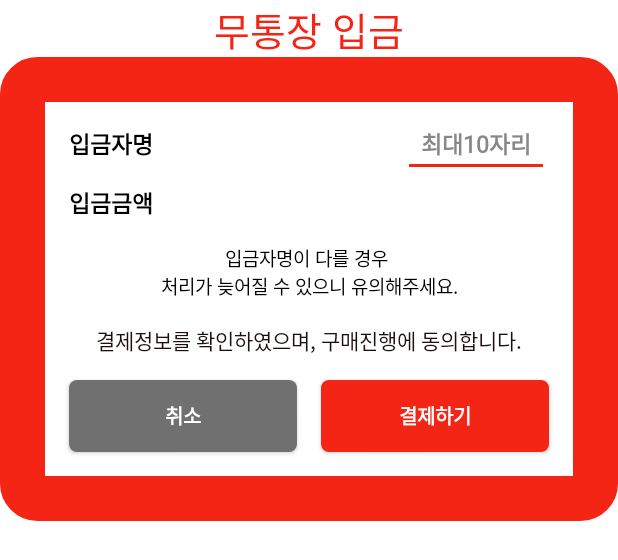
After one commit to beomjongkim/honeyApp, an Android app: the layout layout_popup_register_payment.xml on its own in the app's theme, with its tools: preview values and no code run, on a phone screen of 412 x 824 dp. The commit adds this screen. Shown: the top 560 px of the screen. Run offline under Robolectric (Android 15) with nearby library versions, the phone set to English and light mode, and no system bars; network calls fail.

Commit message:
0612 작업

```diff
--- /dev/null
+++ b/app/src/main/java/com/dmonster/darling/honey/dialog/RegisterPaymentPopup.kt
@@ -0,0 +1,70 @@
+package com.dmonster.darling.honey.customview
+
+import android.app.Dialog
+import android.content.Context
+import android.content.DialogInterface
+import android.graphics.Color
+import android.graphics.drawable.ColorDrawable
+import android.view.*
+import androidx.constraintlayout.widget.ConstraintLayout
+import androidx.databinding.DataBindingUtil
+import androidx.databinding.ViewDataBinding
+import androidx.fragment.app.FragmentActivity
+import androidx.lifecycle.LifecycleOwner
+import com.dmonster.darling.honey.BR
+import com.dmonster.darling.honey.R
+import com.dmonster.darling.honey.common.viewmodel.PopupVM
+
+class RegisterPaymentPopup : Dialog {
+    constructor(
+        context: Context, price: Int, lifecycleOwner: LifecycleOwner? = null
+    ) : super(context) {
+        mLifecycleOwner = lifecycleOwner
+        popupVM = RegisterPaymentPopup(context,price)
+        init()
+    }
+    var mLifecycleOwner: LifecycleOwner? = null
+    var popupVM: RegisterPaymentPopup
+
+    fun init() {
+        requestWindowFeature(Window.FEATURE_NO_TITLE)
+        window.setBackgroundDrawable(ColorDrawable(Color.TRANSPARENT))
+        var layoutId = R.layout.layout_popup_register_payment
+
+        val binding = DataBindingUtil.inflate<ViewDataBinding>(
+            LayoutInflater.from(context),
+            layoutId,
+            null,
+            false
+        )
+        binding.setVariable(BR.registerPaymentVM, popupVM)
+
+        if (mLifecycleOwner != null) {
+            binding.lifecycleOwner = mLifecycleOwner
+        }
+
+        super.addContentView(
+            binding.root,
+            ConstraintLayout.LayoutParams(
+                ConstraintLayout.LayoutParams.MATCH_PARENT,
+                ConstraintLayout.LayoutParams.MATCH_PARENT
+            )
+        )
+
+        val lp = WindowManager.LayoutParams()
+        this.window.let { it1 ->
+            lp.copyFrom(it1.attributes)
+            lp.width = (context.resources.displayMetrics.widthPixels * 0.78f).toInt()
+            lp.height = ConstraintLayout.LayoutParams.WRAP_CONTENT
+            lp.gravity = Gravity.CENTER
+            it1.attributes = lp
+        }
+    }
+
+
+    override fun onBackPressed() {
+        super.onBackPressed()
+        hide()
+    }
+
+}
--- a/app/src/main/java/com/dmonster/darling/honey/item/view/ItemFragment.kt
+++ b/app/src/main/java/com/dmonster/darling/honey/item/view/ItemFragment.kt
@@ -44,7 +44,7 @@ class ItemFragment : Fragment() {
     ): View? {
         // Inflate the layout for this fragment
         binding = DataBindingUtil.inflate(inflater ,R.layout.fragment_item, container, false)
-        binding.itemViewModel = ItemViewModel(context?.let { Utility.instance.getPref(it, AppKeyValue.instance.savePrefID) },lifecycle,CustomAdapter(R.layout.layout_item_log,this) )
+        binding.itemViewModel = ItemViewModel(context?.let { Utility.instance.getPref(it, AppKeyValue.instance.savePrefID) },lifecycle,this,CustomAdapter(R.layout.layout_item_log,this) )
         binding.lifecycleOwner = this
         return binding.root
     }
--- a/app/src/main/java/com/dmonster/darling/honey/item/viewmodel/ItemViewModel.kt
+++ b/app/src/main/java/com/dmonster/darling/honey/item/viewmodel/ItemViewModel.kt
@@ -1,11 +1,14 @@
 package com.dmonster.darling.honey.item.viewmodel
 
 import android.util.Log
+import android.view.View
 import androidx.lifecycle.*
 import com.dmonster.darling.honey.BR
 import com.dmonster.darling.honey.R
 import com.dmonster.darling.honey.custom_recyclerview.model.RecyclerItemData
 import com.dmonster.darling.honey.custom_recyclerview.view.CustomAdapter
+import com.dmonster.darling.honey.customview.CustomPopup
+import com.dmonster.darling.honey.customview.RegisterPaymentPopup
 import com.dmonster.darling.honey.item.data.CheckFreePassData
 import com.dmonster.darling.honey.item.data.ItemLogData
 import com.dmonster.darling.honey.item.model.ItemModel
@@ -16,20 +19,14 @@ import com.dmonster.darling.honey.util.retrofit.ResultListItem
 import io.reactivex.observers.DisposableObserver
 import kotlinx.android.synthetic.main.fragment_item.view.*
 
-class ItemViewModel(var id: String?,var lifecycle: Lifecycle, var adapter: CustomAdapter) : ViewModel() , LifecycleObserver {
+class ItemViewModel(var id: String?,var lifecycle: Lifecycle, var lifecycleOwner: LifecycleOwner, var adapter: CustomAdapter) : ViewModel() , LifecycleObserver {
     var model : ItemModel
     var toggle = MutableLiveData<Boolean>().also {
         it.value = false
     }
     var user_nick = Utility.instance.UserData().getUserNick()
 
-    var text_available = MutableLiveData<String>().also{
-        if(user_nick.isNullOrBlank()){
-            it.value = "회원님은 현재 이용권 사용"
-        }else{
-            it.value = user_nick+"님은 현재 이용권 사용"
-        }
-    }
+    var text_available = MutableLiveData<String>()
 
     var text_notice = MutableLiveData<String>().also{
             it.value = "회원님의 이용권 구매내역"
@@ -57,6 +54,11 @@ class ItemViewModel(var id: String?,var lifecycle: Lifecycle, var adapter: Custo
 
     private fun checkPass(){
         isProgressing.value = true
+        if(user_nick.isNullOrBlank()){
+            text_available.value = "회원님은 현재 이용권 사용"
+        }else{
+            text_available.value = user_nick+"님은 현재 이용권 사용"
+        }
         val subscriber = object: DisposableObserver<ResultItem<CheckFreePassData>>() {
             override fun onComplete() {
                 isProgressing.value = false
@@ -113,7 +115,12 @@ class ItemViewModel(var id: String?,var lifecycle: Lifecycle, var adapter: Custo
         model.get_log_item(id,subscriber)
     }
 
-    fun onClickBuyMonth(){
+    fun onClickBuyMonth(v: View){
+        val registerPaymentPopup = RegisterPaymentPopup(v.context, 5000,lifecycleOwner )
+        registerPaymentPopup.show()
+    }
+
+    fun onClickBuyHour(){
 
     }
 
--- /dev/null
+++ b/app/src/main/java/com/dmonster/darling/honey/item/viewmodel/RegisterPaymentPopupVM.kt
@@ -0,0 +1,12 @@
+package com.dmonster.darling.honey.item.viewmodel
+
+import androidx.lifecycle.MutableLiveData
+import androidx.lifecycle.ViewModel
+
+class RegisterPaymentPopupVM(var price : Int)  : ViewModel() {
+
+    var name = MutableLiveData<String>().also {
+        it.value = ""
+    }
+
+}
--- a/app/src/main/res/layout/fragment_item.xml
+++ b/app/src/main/res/layout/fragment_item.xml
@@ -96,7 +96,7 @@
             android:layout_width="0dp"
             android:layout_height="wrap_content"
             android:background="@drawable/bg_pink_purple"
-            android:onClick="@{()->itemViewModel.onClickBuyMonth()}"
+            android:onClick="@{(v)->itemViewModel.onClickBuyMonth(v)}"
             android:padding="5dp"
             android:text="@string/market_item_month"
             android:textColor="@color/color_white"
@@ -133,10 +133,10 @@
             android:text="@string/market_content"
             android:textSize="@dimen/text_large"
             android:visibility="@{itemViewModel.toggle ? View.GONE : View.VISIBLE}"
-            app:layout_constraintBottom_toTopOf="@+id/gl_frag_item"
+            app:layout_constraintBottom_toTopOf="@+id/tv_frag_market_using"
             app:layout_constraintEnd_toEndOf="parent"
             app:layout_constraintStart_toStartOf="parent"
-            app:layout_constraintTop_toTopOf="@+id/gl_frag_item"
+            app:layout_constraintTop_toBottomOf="@id/btn_freepass_month"
             tools:ignore="SpUsage" />
 
 
--- /dev/null
+++ b/app/src/main/res/layout/layout_popup_register_payment.xml
@@ -0,0 +1,184 @@
+<?xml version="1.0" encoding="utf-8"?>
+<layout xmlns:android="http://schemas.android.com/apk/res/android"
+    xmlns:app="http://schemas.android.com/apk/res-auto"
+    xmlns:tools="http://schemas.android.com/tools">
+
+    <data>
+
+        <import type="android.view.View" />
+
+
+        <variable
+            name="registerPaymentVM"
+            type="com.dmonster.darling.honey.item.viewmodel.RegisterPaymentPopupVM" />
+    </data>
+
+    <LinearLayout
+        android:layout_width="match_parent"
+        android:layout_height="wrap_content"
+        android:gravity="center"
+        android:orientation="vertical">
+
+
+        <TextView
+            android:id="@+id/tv_popup_register_payment_name"
+            style="@style/baseTextViewTitleStyle"
+            android:layout_width="match_parent"
+            android:layout_height="@dimen/text_much_large"
+            android:gravity="center"
+            android:singleLine="true"
+            android:text="무통장 입금"
+            android:textColor="@color/accent"
+            app:autoSizeTextType="uniform" />
+
+        <androidx.constraintlayout.widget.ConstraintLayout
+            android:layout_width="match_parent"
+            android:layout_height="wrap_content"
+            android:background="@drawable/bg_border_accent_popup"
+            android:padding="30dp">
+
+            <Button
+                android:id="@+id/btn_popup_register_payment_cancel"
+                style="@style/baseTextViewStyle"
+                android:layout_width="0dp"
+                android:layout_height="wrap_content"
+                android:layout_marginStart="16dp"
+                android:layout_marginLeft="16dp"
+                android:layout_marginBottom="16dp"
+                android:background="@drawable/bg_round_gray"
+                android:backgroundTint="@color/warm_grey"
+                android:gravity="center"
+                android:text="취소"
+                android:textColor="@color/color_white"
+                android:textSize="@dimen/text_large"
+                android:textStyle="bold"
+                app:layout_constraintBottom_toBottomOf="parent"
+                app:layout_constraintEnd_toStartOf="@+id/btn_popup_register_payment_confirm"
+                app:layout_constraintHorizontal_bias="0.5"
+                app:layout_constraintHorizontal_weight="1"
+                app:layout_constraintStart_toStartOf="parent"
+                tools:ignore="SpUsage" />
+
+            <Button
+                android:id="@+id/btn_popup_register_payment_confirm"
+                style="@style/baseTextViewStyle"
+                android:layout_width="0dp"
+                android:layout_height="wrap_content"
+                android:layout_marginStart="16dp"
+                android:layout_marginLeft="16dp"
+                android:layout_marginEnd="16dp"
+                android:layout_marginRight="16dp"
+                android:layout_marginBottom="16dp"
+                android:background="@drawable/bg_round_gray"
+                android:backgroundTint="@color/accent"
+                android:gravity="center"
+                android:text="결제하기"
+                android:textColor="@color/color_white"
+                android:textSize="@dimen/text_large"
+                android:textStyle="bold"
+                app:layout_constrainedWidth="true"
+                app:layout_constraintBottom_toBottomOf="parent"
+                app:layout_constraintEnd_toEndOf="parent"
+                app:layout_constraintHorizontal_bias="0.5"
+                app:layout_constraintHorizontal_weight="1"
+                app:layout_constraintStart_toEndOf="@+id/btn_popup_register_payment_cancel"
+                tools:ignore="SpUsage" />
+
+            <TextView
+                android:id="@+id/tv_popup_register_payment_notice"
+                style="@style/baseTextViewStyle"
+                android:layout_width="wrap_content"
+                android:layout_height="wrap_content"
+                android:layout_marginStart="16dp"
+                android:layout_marginLeft="16dp"
+                android:layout_marginTop="16dp"
+                android:gravity="center"
+                android:text="입금자명"
+                android:textColor="@color/color_black"
+                android:textSize="@dimen/text_xlarge"
+                android:textStyle="bold"
+                app:layout_constraintStart_toStartOf="parent"
+                app:layout_constraintTop_toTopOf="parent"
+                app:layout_constraintWidth_percent="0.9"
+                tools:ignore="SpUsage" />
+
+            <EditText
+                android:id="@+id/editTextTextPersonName2"
+                style="@style/baseTextViewStyle"
+                android:layout_width="wrap_content"
+                android:layout_height="wrap_content"
+                android:layout_marginEnd="16dp"
+                android:layout_marginRight="16dp"
+                android:hint="  최대10자리  "
+                android:text="@={registerPaymentVM.name}"
+                android:inputType="textPersonName"
+                android:textColor="@color/color_black"
+                android:textSize="@dimen/text_xlarge"
+                android:textStyle="bold"
+                app:layout_constraintBottom_toBottomOf="@+id/tv_popup_register_payment_notice"
+                app:layout_constraintEnd_toEndOf="parent"
+                app:layout_constraintTop_toTopOf="@+id/tv_popup_register_payment_notice" />
+
+            <TextView
+                android:id="@+id/tv_popup_register_payment_price_title"
+                style="@style/baseTextViewStyle"
+                android:layout_width="wrap_content"
+                android:layout_height="wrap_content"
+                android:layout_marginStart="16dp"
+                android:layout_marginLeft="16dp"
+                android:layout_marginTop="16dp"
+                android:text="입금금액"
+                android:textColor="@color/color_black"
+                android:textSize="@dimen/text_xlarge"
+                android:textStyle="bold"
+                app:layout_constraintStart_toStartOf="parent"
+                app:layout_constraintTop_toBottomOf="@+id/tv_popup_register_payment_notice" />
+
+            <TextView
+                android:id="@+id/tv_popup_register_payment_price"
+                style="@style/baseTextViewStyle"
+                android:layout_width="wrap_content"
+                android:layout_height="wrap_content"
+                android:text="@{registerPaymentVM.price}"
+
+                android:textColor="@color/color_black"
+                android:textSize="@dimen/text_xlarge"
+                android:textStyle="bold"
+                app:layout_constraintBottom_toBottomOf="@+id/tv_popup_register_payment_price_title"
+                app:layout_constraintEnd_toEndOf="@+id/editTextTextPersonName2"
+                app:layout_constraintStart_toStartOf="@+id/editTextTextPersonName2"
+                app:layout_constraintTop_toTopOf="@+id/tv_popup_register_payment_price_title" />
+
+            <TextView
+                android:id="@+id/tv_popup_register_payment_guide"
+                style="@style/baseTextViewStyle"
+                android:layout_width="wrap_content"
+                android:layout_height="wrap_content"
+                android:layout_marginTop="16dp"
+                android:textAlignment="center"
+                android:text="입금자명이 다를 경우 \n처리가 늦어질 수 있으니 유의해주세요."
+                android:textColor="@color/color_black"
+                android:textSize="@dimen/text_normal"
+                app:layout_constraintEnd_toEndOf="parent"
+                app:layout_constraintStart_toStartOf="parent"
+                app:layout_constraintTop_toBottomOf="@+id/tv_popup_register_payment_price_title"
+                android:gravity="center_horizontal" />
+
+            <CheckedTextView
+                android:id="@+id/ct_popup_register_payment"
+                android:layout_width="wrap_content"
+                android:layout_height="wrap_content"
+                style="@style/baseTextViewStyle"
+                android:layout_marginTop="16dp"
+                android:layout_marginBottom="16dp"
+                android:text="결제정보를 확인하였으며, 구매진행에 동의합니다."
+                app:layout_constraintBottom_toTopOf="@+id/btn_popup_register_payment_cancel"
+                app:layout_constraintEnd_toEndOf="parent"
+                app:layout_constraintStart_toStartOf="parent"
+                app:layout_constraintTop_toBottomOf="@+id/tv_popup_register_payment_guide" />
+
+
+        </androidx.constraintlayout.widget.ConstraintLayout>
+    </LinearLayout>
+
+</layout>
```
